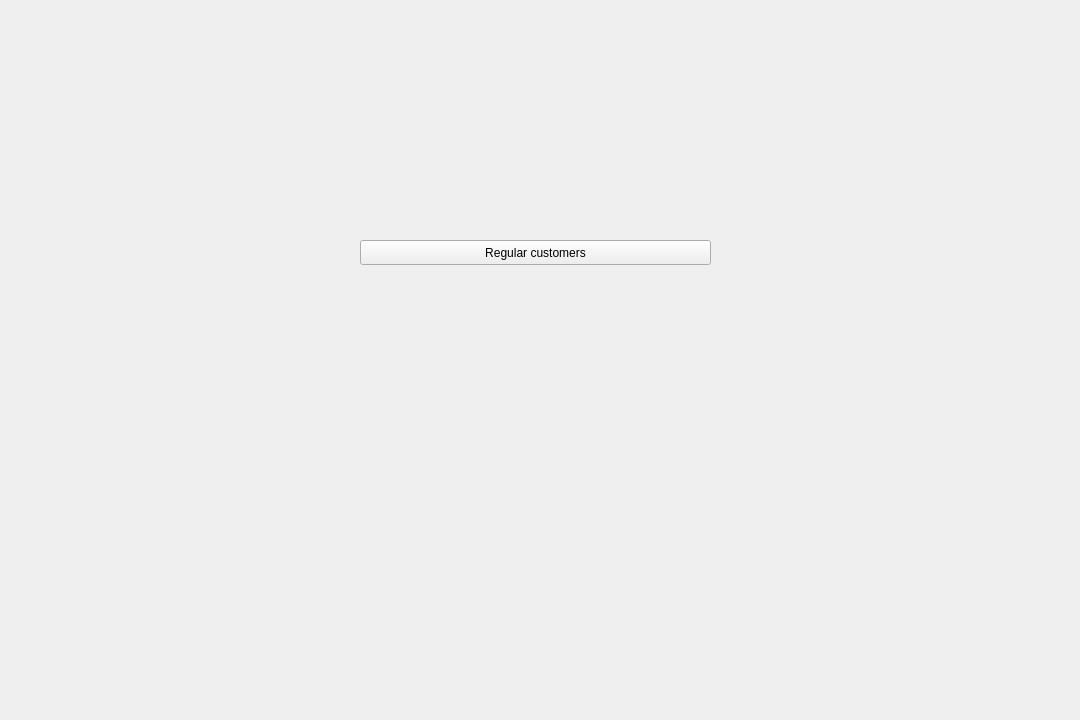
First picture: the form in ui/main_window.ui, repository k-rility/CourseWork, before the edit.
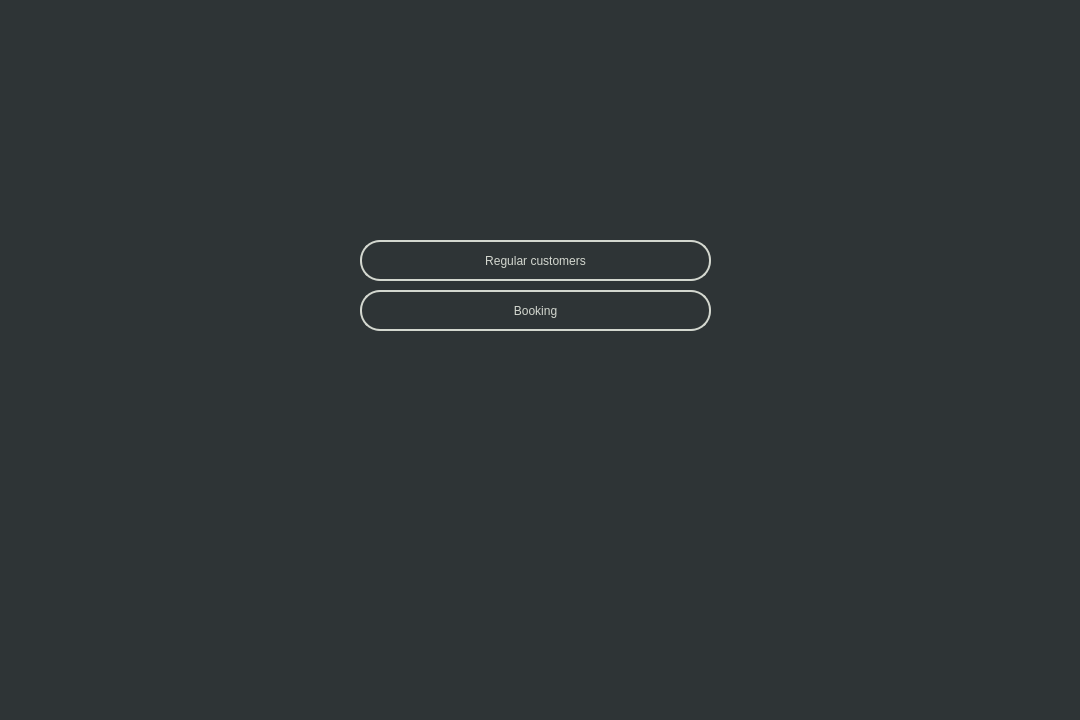
Second picture: the form after the edit.

Commit message: beauty window

Patch:
```diff
--- a/ui/main_window.ui
+++ b/ui/main_window.ui
@@ -13,22 +13,48 @@
   <property name="windowTitle">
    <string>MainWindow</string>
   </property>
+  <property name="styleSheet">
+   <string notr="true">background-color: rgb(46, 52, 54)</string>
+  </property>
   <widget class="QPushButton" name="pushButton_reg_customers">
    <property name="geometry">
     <rect>
      <x>360</x>
      <y>240</y>
      <width>351</width>
-     <height>25</height>
+     <height>41</height>
     </rect>
    </property>
    <property name="cursor">
     <cursorShape>PointingHandCursor</cursorShape>
    </property>
+   <property name="styleSheet">
+    <string notr="true">color: rgb(211, 215, 207);
+border: 2px solid rgb(211, 215, 207);
+border-radius:20px;</string>
+   </property>
    <property name="text">
     <string>Regular customers</string>
    </property>
   </widget>
+  <widget class="QPushButton" name="pushButton">
+   <property name="geometry">
+    <rect>
+     <x>360</x>
+     <y>290</y>
+     <width>351</width>
+     <height>41</height>
+    </rect>
+   </property>
+   <property name="styleSheet">
+    <string notr="true">color: rgb(211, 215, 207);
+border: 2px solid rgb(211, 215, 207);
+border-radius:20px;</string>
+   </property>
+   <property name="text">
+    <string>Booking</string>
+   </property>
+  </widget>
  </widget>
  <resources/>
  <connections>
```
The commit also changes 3 other files.
